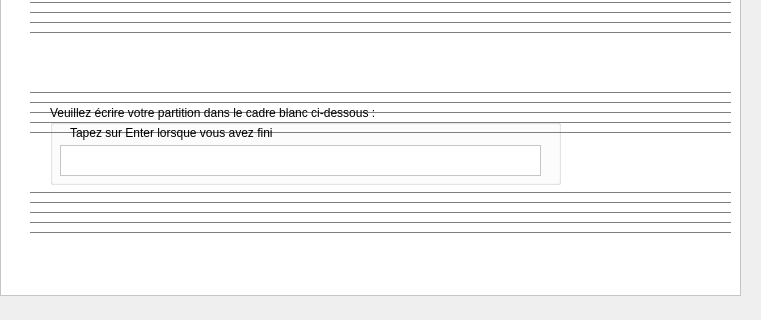
This is mainwindow.ui in DepinfoCamille/ProjetMusiqueQt2 as Qt 5 draws it before an edit; both pictures show x 0 to 761 and y 352 to 672 of the 1061 by 848 pixel window. The edited form follows.
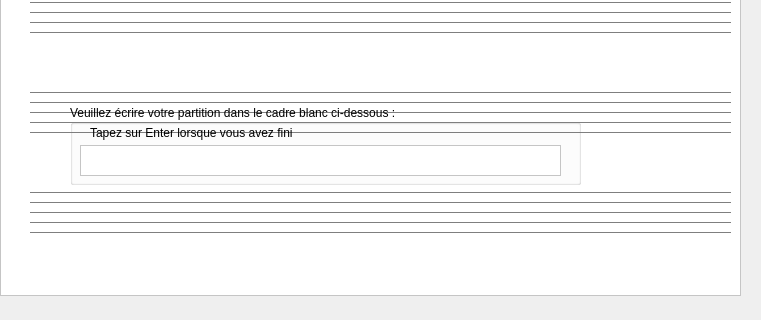
This is the edited form. The open tabs and pages were chosen to show the change.

Commit message: Affichage correct des boîtes de dialogue

```diff
--- a/mainwindow.ui
+++ b/mainwindow.ui
@@ -877,21 +877,22 @@
     <widget class="QStackedWidget" name="dialogue">
      <property name="geometry">
       <rect>
-       <x>30</x>
-       <y>420</y>
-       <width>601</width>
+       <x>70</x>
+       <y>440</y>
+       <width>521</width>
        <height>131</height>
       </rect>
      </property>
      <property name="currentIndex">
-      <number>1</number>
+      <number>0</number>
      </property>
+     <widget class="QWidget" name="page_4"/>
      <widget class="QWidget" name="page">
       <widget class="QGroupBox" name="boxTempo">
        <property name="geometry">
         <rect>
-         <x>70</x>
-         <y>40</y>
+         <x>30</x>
+         <y>10</y>
          <width>491</width>
          <height>61</height>
         </rect>
@@ -918,8 +919,8 @@
       <widget class="QGroupBox" name="boxEcrirePartition">
        <property name="geometry">
         <rect>
-         <x>20</x>
-         <y>20</y>
+         <x>0</x>
+         <y>0</y>
          <width>511</width>
          <height>80</height>
         </rect>
@@ -957,7 +958,7 @@
        <property name="geometry">
         <rect>
          <x>180</x>
-         <y>20</y>
+         <y>10</y>
          <width>211</width>
          <height>111</height>
         </rect>
```
The commit also changes 2 other files.
